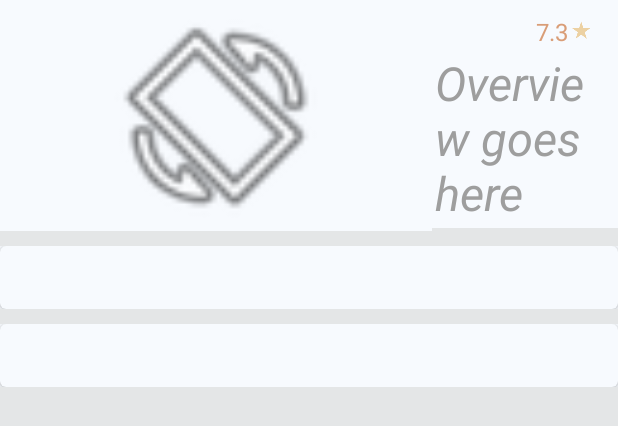
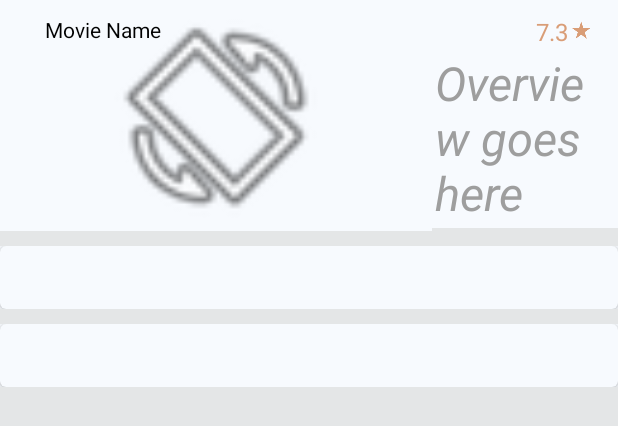
Before and after one commit to CaptainGabriel/YAMDA, an Android app: the layout fragment_popular_info.xml on its own in the app's theme, with its tools: preview values and no code run, on a phone screen of 412 x 824 dp. Shown: the top 426 px of the screen. Run offline under Robolectric (Android 15) with nearby library versions, the phone set to English and light mode, and no system bars; network calls fail.

```diff
--- a/app/src/main/java/com/dev/moviedb/mvvm/adapters/MainOptionsPagerAdapter.kt
+++ b/app/src/main/java/com/dev/moviedb/mvvm/adapters/MainOptionsPagerAdapter.kt
@@ -4,7 +4,7 @@ import android.support.v4.app.Fragment
 import android.support.v4.app.FragmentManager
 import android.support.v4.app.FragmentPagerAdapter
 import com.dev.moviedb.mvvm.fragments.MoviesInfoFragment
-import com.dev.moviedb.mvvm.movies_tab.MoviesTabFragment
+import com.dev.moviedb.mvvm.moviesTab.MoviesTabFragment
 import com.dev.moviedb.mvvm.fragments.TvSeriesTabFragment
 import com.dev.moviedb.mvvm.fragments.UserAccountInfoFragment
 
--- a/app/src/main/java/com/dev/moviedb/mvvm/movies_tab/PopularMoviesListAdapter.kt
+++ b/app/src/main/java/com/dev/moviedb/mvvm/moviesTab/PopularMoviesListAdapter.kt
@@ -1,4 +1,4 @@
-package com.dev.moviedb.mvvm.movies_tab
+package com.dev.moviedb.mvvm.moviesTab
 
 import android.support.v7.widget.RecyclerView
 import android.view.View
--- a/app/src/main/java/com/dev/moviedb/mvvm/movies_tab/TopRatedMoviesListAdapter.kt
+++ b/app/src/main/java/com/dev/moviedb/mvvm/moviesTab/TopRatedMoviesListAdapter.kt
@@ -1,4 +1,4 @@
-package com.dev.moviedb.mvvm.movies_tab
+package com.dev.moviedb.mvvm.moviesTab
 
 import android.support.v7.widget.RecyclerView
 import android.view.View
--- a/app/src/main/res/layout/fragment_popular_info.xml
+++ b/app/src/main/res/layout/fragment_popular_info.xml
@@ -4,7 +4,7 @@
     android:layout_height="match_parent"
     xmlns:custom="http://schemas.android.com/apk/res-auto"
     android:background="@color/pattensBlue"
-    tools:context="com.dev.moviedb.mvvm.movies_tab.MoviesTabFragment">
+    tools:context="com.dev.moviedb.mvvm.moviesTab.MoviesTabFragment">
 
     <ScrollView
         android:layout_width="fill_parent"
@@ -24,13 +24,30 @@
                 android:layout_width="match_parent"
                 android:layout_height="wrap_content">
 
-                <ImageView
-                    android:id="@+id/spotlight_movie_image"
+                <RelativeLayout
+                    android:layout_weight="0.7"
                     android:layout_width="0dp"
-                    android:layout_weight="0.7"
-                    android:layout_height="match_parent"
-                    android:background="@color/aliceBlue"
-                    tools:src="@android:drawable/ic_menu_always_landscape_portrait"/>
+                    android:layout_height="match_parent">
+
+                    <ImageView
+                        android:id="@+id/spotlight_movie_image"
+                        android:layout_width="match_parent"
+                        android:layout_height="match_parent"
+                        android:background="@color/aliceBlue"
+                        tools:src="@android:drawable/ic_menu_always_landscape_portrait"/>
+
+                    <TextView
+                        android:id="@+id/spotlight_movie_name"
+                        android:layout_width="wrap_content"
+                        android:layout_height="wrap_content"
+                        android:layout_alignParentTop="true"
+                        android:textColor="@color/aliceBlue"
+                        tools:textColor="#000"
+                        android:layout_marginTop="10dp"
+                        android:layout_marginStart="30dp"
+                        tools:text="Movie Name"/>
+
+                </RelativeLayout>
 
                 <LinearLayout
                     android:orientation="vertical"
@@ -48,7 +65,7 @@
                         tools:text = "7.3"
                         android:textSize="@dimen/text_size_medium"
                         android:drawableEnd="@drawable/ic_star_rate"
-                        android:drawableTint="@color/dairyCream"
+                        android:drawableTint="@color/tumbleweed"
                         android:layout_width="match_parent"
                         android:layout_height="wrap_content" />
 
```
Also changed, not shown: app/src/main/java/com/dev/moviedb/mvvm/moviesTab/MoviesTabFragment.kt (renamed from app/src/main/java/com/dev/moviedb/mvvm/movies_tab/MoviesTabFragment.kt, +22 -15 lines), app/src/main/java/com/dev/moviedb/mvvm/moviesTab/MoviesTabViewModel.kt (added, +22 -0 lines).
